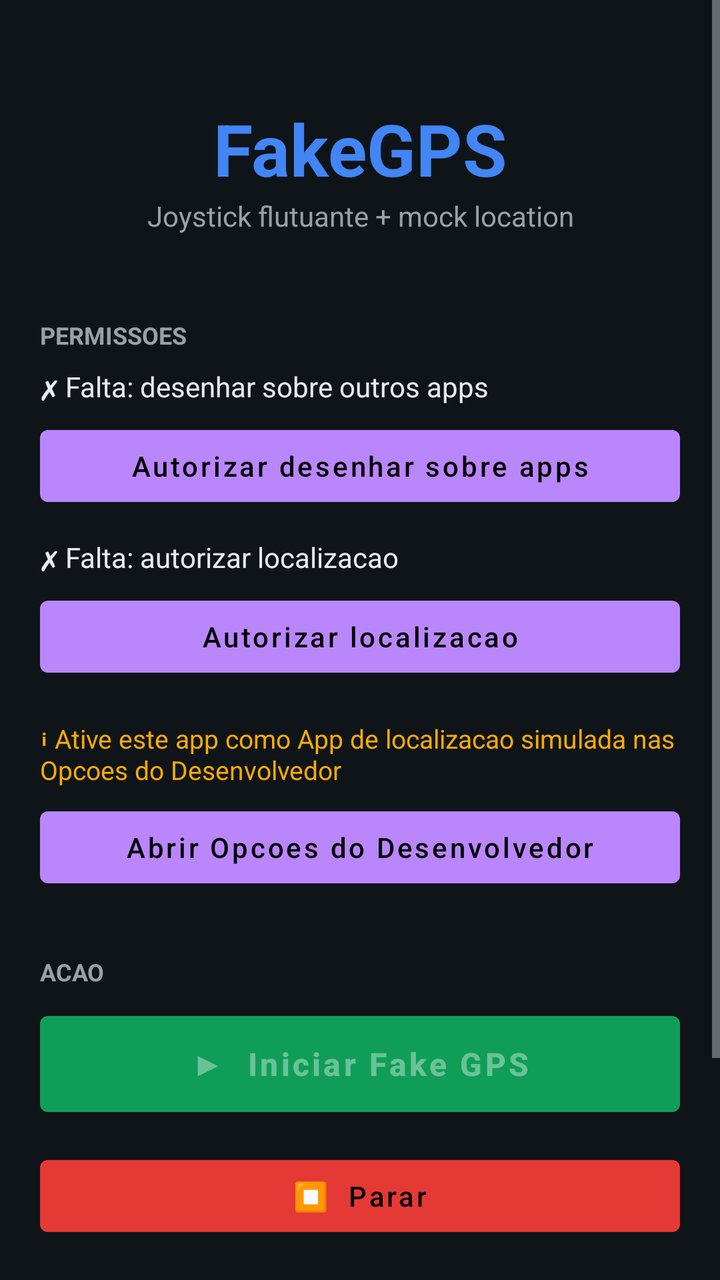
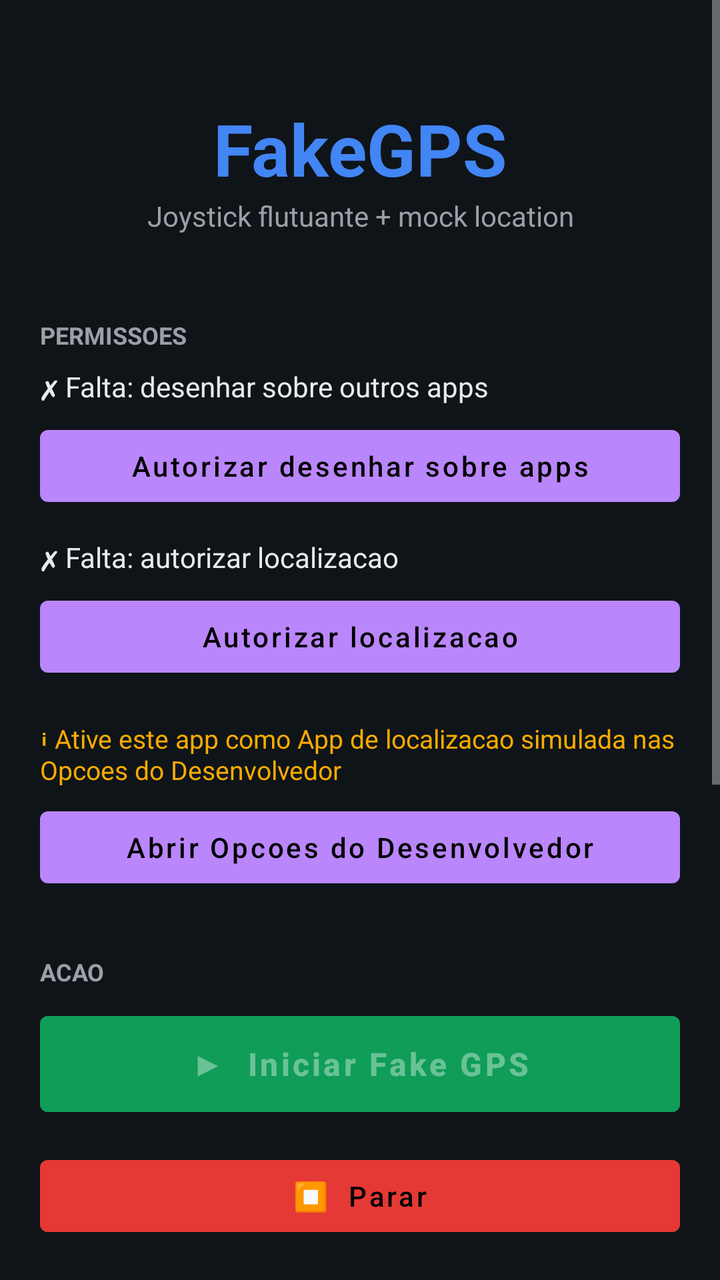

An Android layout rendered at two revisions. The XML below is the earlier revision; the diff shows what the commit changed to produce the second picture.
<!-- AndroidManifest.xml: application theme Theme.FakeGPS -->
<!-- res/layout/activity_main.xml -->
<?xml version="1.0" encoding="utf-8"?>
<ScrollView xmlns:android="http://schemas.android.com/apk/res/android"
    android:layout_width="match_parent"
    android:layout_height="match_parent"
    android:background="#0f1419"
    android:fillViewport="true">

    <LinearLayout
        android:layout_width="match_parent"
        android:layout_height="wrap_content"
        android:orientation="vertical"
        android:padding="20dp">

        <TextView
            android:layout_width="match_parent"
            android:layout_height="wrap_content"
            android:text="FakeGPS"
            android:textColor="#4285f4"
            android:textSize="36sp"
            android:textStyle="bold"
            android:gravity="center"
            android:paddingTop="30dp"/>

        <TextView
            android:layout_width="match_parent"
            android:layout_height="wrap_content"
            android:text="Joystick flutuante + mock location"
            android:textColor="#9aa0a6"
            android:textSize="14sp"
            android:gravity="center"
            android:paddingBottom="30dp"/>

        <TextView
            android:layout_width="match_parent"
            android:layout_height="wrap_content"
            android:text="PERMISSOES"
            android:textColor="#9aa0a6"
            android:textSize="12sp"
            android:textStyle="bold"
            android:paddingTop="12dp"
            android:paddingBottom="8dp"/>

        <TextView
            android:id="@+id/status_overlay"
            android:layout_width="match_parent"
            android:layout_height="wrap_content"
            android:text="✗ Falta: desenhar sobre outros apps"
            android:textColor="#e8eaed"
            android:textSize="14sp"
            android:paddingBottom="6dp"/>
        <Button
            android:id="@+id/btn_overlay"
            android:layout_width="match_parent"
            android:layout_height="wrap_content"
            android:text="Autorizar desenhar sobre apps"
            android:textAllCaps="false"/>

        <TextView
            android:id="@+id/status_location"
            android:layout_width="match_parent"
            android:layout_height="wrap_content"
            android:text="✗ Falta: autorizar localizacao"
            android:textColor="#e8eaed"
            android:textSize="14sp"
            android:paddingTop="12dp"
            android:paddingBottom="6dp"/>
        <Button
            android:id="@+id/btn_location"
            android:layout_width="match_parent"
            android:layout_height="wrap_content"
            android:text="Autorizar localizacao"
            android:textAllCaps="false"/>

        <Button
            android:id="@+id/btn_notif"
            android:layout_width="match_parent"
            android:layout_height="wrap_content"
            android:text="Autorizar notificacoes"
            android:textAllCaps="false"
            android:layout_marginTop="12dp"
            android:visibility="gone"/>

        <TextView
            android:id="@+id/status_mock"
            android:layout_width="match_parent"
            android:layout_height="wrap_content"
            android:text="ℹ Ative este app como App de localizacao simulada nas Opcoes do Desenvolvedor"
            android:textColor="#f9ab00"
            android:textSize="13sp"
            android:paddingTop="18dp"
            android:paddingBottom="6dp"/>
        <Button
            android:id="@+id/btn_dev_options"
            android:layout_width="match_parent"
            android:layout_height="wrap_content"
            android:text="Abrir Opcoes do Desenvolvedor"
            android:textAllCaps="false"/>

        <TextView
            android:layout_width="match_parent"
            android:layout_height="wrap_content"
            android:text="ACAO"
            android:textColor="#9aa0a6"
            android:textSize="12sp"
            android:textStyle="bold"
            android:paddingTop="30dp"
            android:paddingBottom="8dp"/>

        <Button
            android:id="@+id/btn_start"
            android:layout_width="match_parent"
            android:layout_height="60dp"
            android:text="▶  Iniciar Fake GPS"
            android:textSize="16sp"
            android:textStyle="bold"
            android:textAllCaps="false"
            android:backgroundTint="#0f9d58"
            android:enabled="false"/>

        <Button
            android:id="@+id/btn_stop"
            android:layout_width="match_parent"
            android:layout_height="wrap_content"
            android:text="⏹  Parar"
            android:textAllCaps="false"
            android:layout_marginTop="12dp"
            android:backgroundTint="#e53935"/>

        <Button
            android:id="@+id/btn_map"
            android:layout_width="match_parent"
            android:layout_height="wrap_content"
            android:text="🗺  Abrir mapa (TP ou andar sozinho)"
            android:textAllCaps="false"
            android:layout_marginTop="12dp"
            android:backgroundTint="#4285f4"/>

        <TextView
            android:layout_width="match_parent"
            android:layout_height="wrap_content"
            android:text="Apos iniciar: minimize este app, abra o Chrome e vá em gocollect.fun. O joystick flutuante ficara sobre qualquer app."
            android:textColor="#9aa0a6"
            android:textSize="12sp"
            android:paddingTop="20dp"
            android:lineSpacingExtra="4dp"/>

    </LinearLayout>
</ScrollView>
<!-- resources referenced by this layout -->
<resources>
  <style name="Theme.FakeGPS" parent="Theme.MaterialComponents.NoActionBar">
          <item name="android:windowFullscreen">true</item>
          <item name="android:statusBarColor">#000000</item>
          <item name="android:navigationBarColor">#000000</item>
      </style>
</resources>

<!-- the commit's change to res/layout/activity_main.xml (unified diff, before → after) -->
@@ -138,6 +138,83 @@
         <TextView
             android:layout_width="match_parent"
             android:layout_height="wrap_content"
+            android:text="MODO SLAVE (controle pelo PC)"
+            android:textColor="#9aa0a6"
+            android:textSize="12sp"
+            android:textStyle="bold"
+            android:paddingTop="30dp"
+            android:paddingBottom="8dp"/>
+
+        <TextView
+            android:layout_width="match_parent"
+            android:layout_height="wrap_content"
+            android:text="O Fake GPS Electron (PC) controla a localização. O celular só executa."
+            android:textColor="#9aa0a6"
+            android:textSize="12sp"
+            android:paddingBottom="8dp"/>
+
+        <EditText
+            android:id="@+id/input_slave_url"
+            android:layout_width="match_parent"
+            android:layout_height="wrap_content"
+            android:hint="http://192.168.0.100:3477"
+            android:inputType="textUri"
+            android:textColor="#e8eaed"
+            android:textColorHint="#5f6368"
+            android:background="#1a2029"
+            android:padding="10dp"/>
+
+        <EditText
+            android:id="@+id/input_slave_tab"
+            android:layout_width="match_parent"
+            android:layout_height="wrap_content"
+            android:hint="Tab (opcional, ex: tab-1)"
+            android:inputType="text"
+            android:textColor="#e8eaed"
+            android:textColorHint="#5f6368"
+            android:background="#1a2029"
+            android:padding="10dp"
+            android:layout_marginTop="6dp"/>
+
+        <TextView
+            android:id="@+id/slave_status"
+            android:layout_width="match_parent"
+            android:layout_height="wrap_content"
+            android:text=""
+            android:textColor="#9aa0a6"
+            android:textSize="12sp"
+            android:paddingTop="6dp"
+            android:paddingBottom="6dp"/>
+
+        <LinearLayout
+            android:layout_width="match_parent"
+            android:layout_height="wrap_content"
+            android:orientation="horizontal"
+            android:layout_marginTop="6dp">
+
+            <Button
+                android:id="@+id/btn_slave_test"
+                android:layout_width="0dp"
+                android:layout_weight="1"
+                android:layout_height="wrap_content"
+                android:text="Testar"
+                android:textAllCaps="false"
+                android:backgroundTint="#555b66"
+                android:layout_marginEnd="6dp"/>
+
+            <Button
+                android:id="@+id/btn_slave_start"
+                android:layout_width="0dp"
+                android:layout_weight="1"
+                android:layout_height="wrap_content"
+                android:text="Iniciar slave"
+                android:textAllCaps="false"
+                android:backgroundTint="#f9ab00"/>
+        </LinearLayout>
+
+        <TextView
+            android:layout_width="match_parent"
+            android:layout_height="wrap_content"
             android:text="Apos iniciar: minimize este app, abra o Chrome e vá em gocollect.fun. O joystick flutuante ficara sobre qualquer app."
             android:textColor="#9aa0a6"
             android:textSize="12sp"
